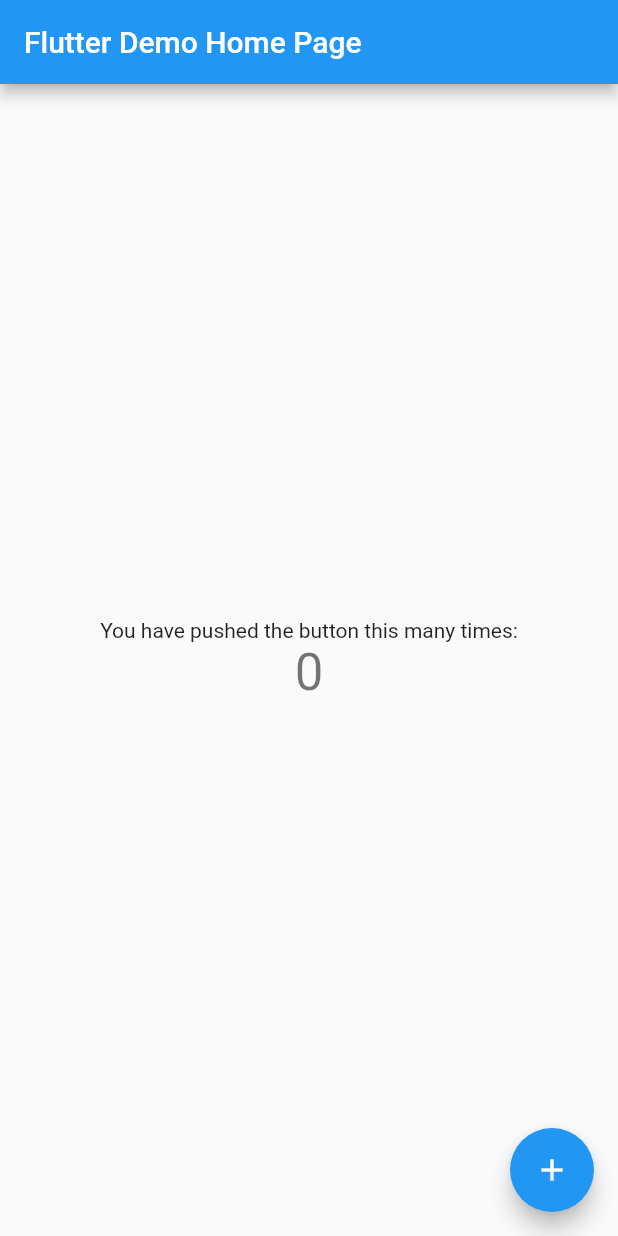
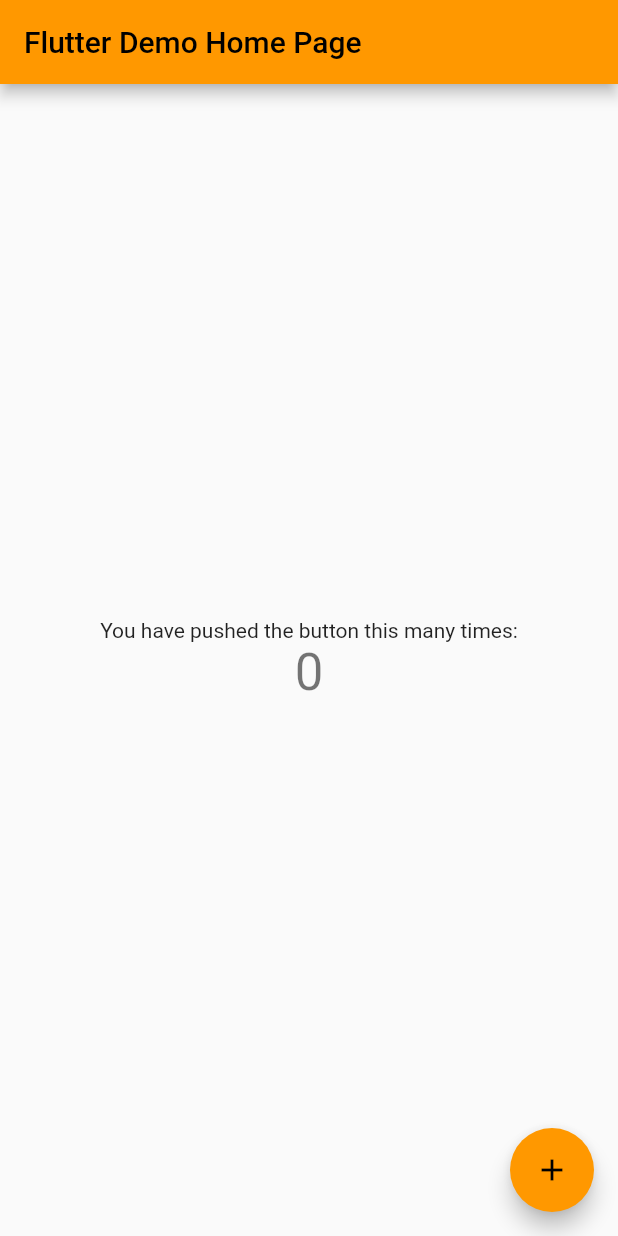
Before and after one commit to yhatam/yhatam.github.io, a Flutter app: the screen it shows after launch, on a phone screen of 412 x 824 dp. Run offline on Flutter 3.47's test engine with Material 2 defaults, Android fonts, the phone set to English and light mode, and no system bars.

Commit message:
Update main.dart

```diff
--- a/flutter/deneme/lib/main.dart
+++ b/flutter/deneme/lib/main.dart
@@ -11,7 +11,7 @@ class MyApp extends StatelessWidget {
   @override
   Widget build(BuildContext context) {
     return MaterialApp(
-      title: 'Flutter Demo',
+      title: 'Flutter Deneme',
       theme: ThemeData(
         // This is the theme of your application.
         //
@@ -22,7 +22,7 @@ class MyApp extends StatelessWidget {
         // or simply save your changes to "hot reload" in a Flutter IDE).
         // Notice that the counter didn't reset back to zero; the application
         // is not restarted.
-        primarySwatch: Colors.blue,
+        primarySwatch: Colors.orange,
       ),
       home: const MyHomePage(title: 'Flutter Demo Home Page'),
     );
```
